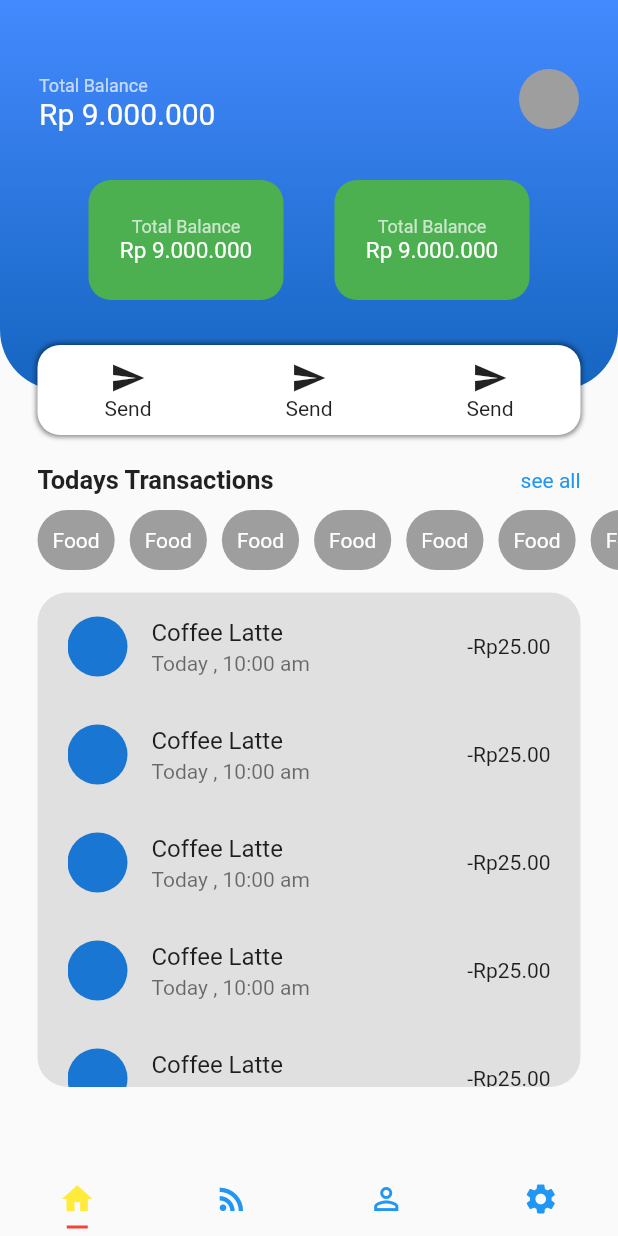
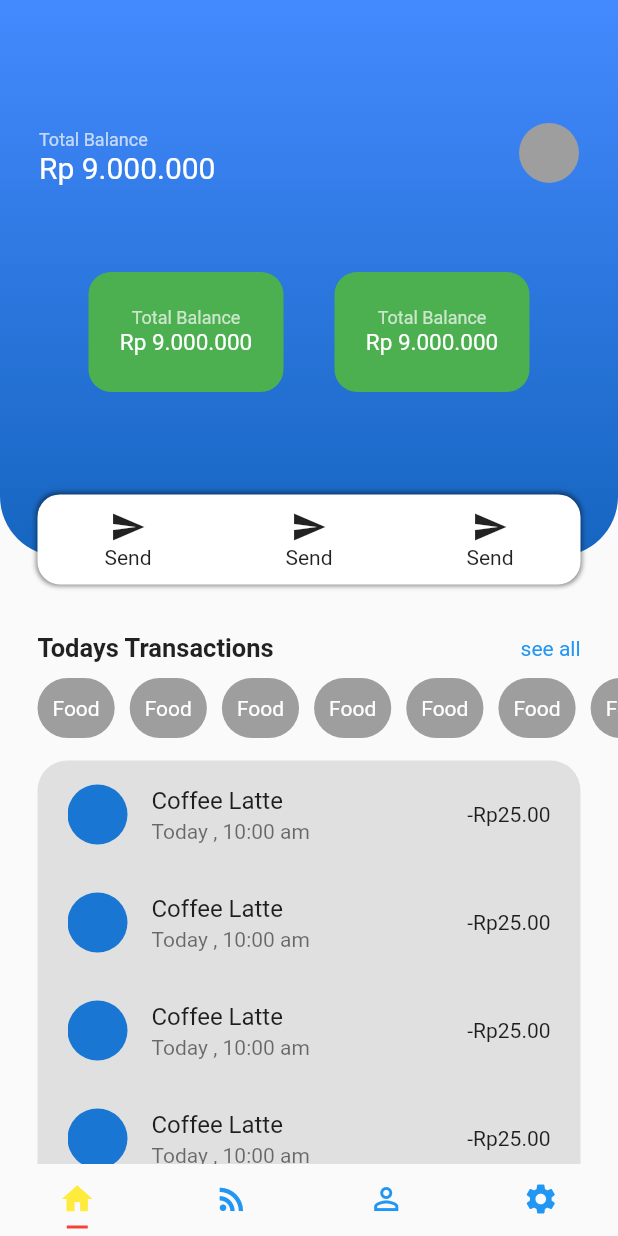
Before and after one commit to TejasAnghan/Qc4Application, a Flutter app: the screen it shows after launch, on a phone screen of 412 x 824 dp. Run offline on Flutter 3.47's test engine with Material 2 defaults, Android fonts, the phone set to English and light mode, and no system bars.

Commit message:
third commit

```diff
--- a/lib/firstPage.dart
+++ b/lib/firstPage.dart
@@ -18,7 +18,7 @@ class FirstPage extends StatelessWidget {
                 left: 0,
                 child: Container(
                   width: MediaQuery.of(context).size.width,
-                  height: 260,
+                  height: MediaQuery.of(context).size.height * 0.45,
                   decoration: BoxDecoration(
                       gradient: LinearGradient(
                         begin: FractionalOffset.bottomCenter,
@@ -32,8 +32,11 @@ class FirstPage extends StatelessWidget {
                           bottomRight: Radius.circular(40))),
                 ),
               ),
-              Padding(
-                padding: const EdgeInsets.only(top: 30, left: 10, right: 10),
+              Container(
+                padding: EdgeInsets.only(
+                    top: MediaQuery.of(context).size.height * .08,
+                    left: 10,
+                    right: 10),
                 child: ListTile(
                   title: Text("Total Balance",
                       style: TextStyle(fontSize: 12, color: Colors.white70)),
@@ -46,7 +49,10 @@ class FirstPage extends StatelessWidget {
                 ),
               ),
               Container(
-                margin: const EdgeInsets.only(right: 25, left: 25, top: 120),
+                margin: EdgeInsets.only(
+                    right: 25,
+                    left: 25,
+                    top: MediaQuery.of(context).size.height * 0.22),
                 width: MediaQuery.of(context).size.width,
                 child: Row(
                   mainAxisAlignment: MainAxisAlignment.spaceEvenly,
@@ -94,7 +100,10 @@ class FirstPage extends StatelessWidget {
                 ),
               ),
               Container(
-                margin: const EdgeInsets.only(right: 25, left: 25, top: 230),
+                margin: EdgeInsets.only(
+                    right: 25,
+                    left: 25,
+                    top: MediaQuery.of(context).size.height * 0.4),
                 height: 60,
                 width: MediaQuery.of(context).size.width,
                 decoration: BoxDecoration(
@@ -140,7 +149,8 @@ class FirstPage extends StatelessWidget {
                 ),
               ),
               Container(
-                margin: const EdgeInsets.only(top: 300),
+                margin: EdgeInsets.only(
+                    top: MediaQuery.of(context).size.height * .5),
                 width: MediaQuery.of(context).size.width,
                 child: Column(
                   children: [
```
